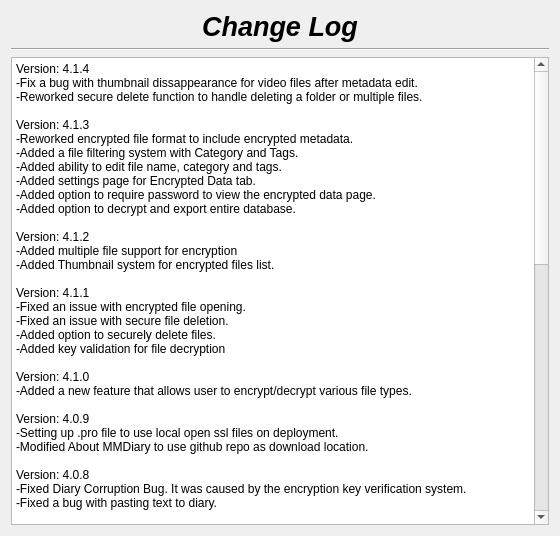
therealMaPMaKeR/MMDiary, file changelog.ui: the form before one commit.
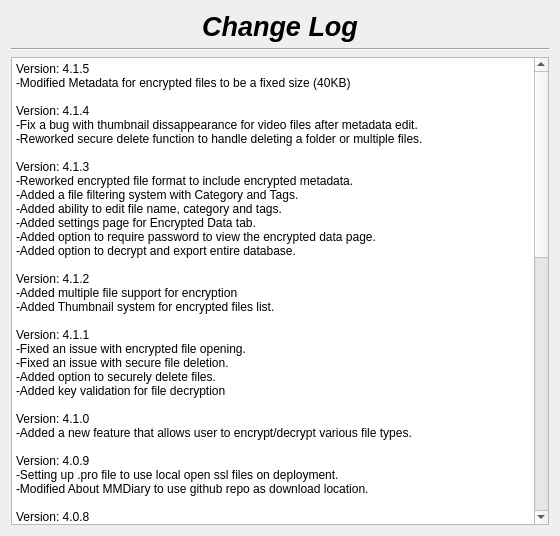
The form after the commit.

Commit message:
changed file metadata to be a specific size
this will avoid the need to rewrite the entire file when we edit the metadata.

we will then be able to add a recovery option in case something happens during metadata edits

What changed in the file:
```diff
--- a/changelog.ui
+++ b/changelog.ui
@@ -55,6 +55,8 @@
 li.unchecked::marker { content: &quot;\2610&quot;; }
 li.checked::marker { content: &quot;\2612&quot;; }
 &lt;/style&gt;&lt;/head&gt;&lt;body style=&quot; font-family:'Segoe UI'; font-size:9pt; font-weight:400; font-style:normal;&quot;&gt;
+&lt;p style=&quot; margin-top:0px; margin-bottom:0px; margin-left:0px; margin-right:0px; -qt-block-indent:0; text-indent:0px;&quot;&gt;Version: 4.1.5&lt;br /&gt;-Modified Metadata for encrypted files to be a fixed size (40KB)&lt;/p&gt;
+&lt;p style=&quot;-qt-paragraph-type:empty; margin-top:0px; margin-bottom:0px; margin-left:0px; margin-right:0px; -qt-block-indent:0; text-indent:0px;&quot;&gt;&lt;br /&gt;&lt;/p&gt;
 &lt;p style=&quot; margin-top:0px; margin-bottom:0px; margin-left:0px; margin-right:0px; -qt-block-indent:0; text-indent:0px;&quot;&gt;Version: 4.1.4&lt;br /&gt;-Fix a bug with thumbnail dissappearance for video files after metadata edit.&lt;/p&gt;
 &lt;p style=&quot; margin-top:0px; margin-bottom:0px; margin-left:0px; margin-right:0px; -qt-block-indent:0; text-indent:0px;&quot;&gt;-Reworked secure delete function to handle deleting a folder or multiple files.&lt;/p&gt;
 &lt;p style=&quot;-qt-paragraph-type:empty; margin-top:0px; margin-bottom:0px; margin-left:0px; margin-right:0px; -qt-block-indent:0; text-indent:0px;&quot;&gt;&lt;br /&gt;&lt;/p&gt;
```
The commit also changes 6 other files.
